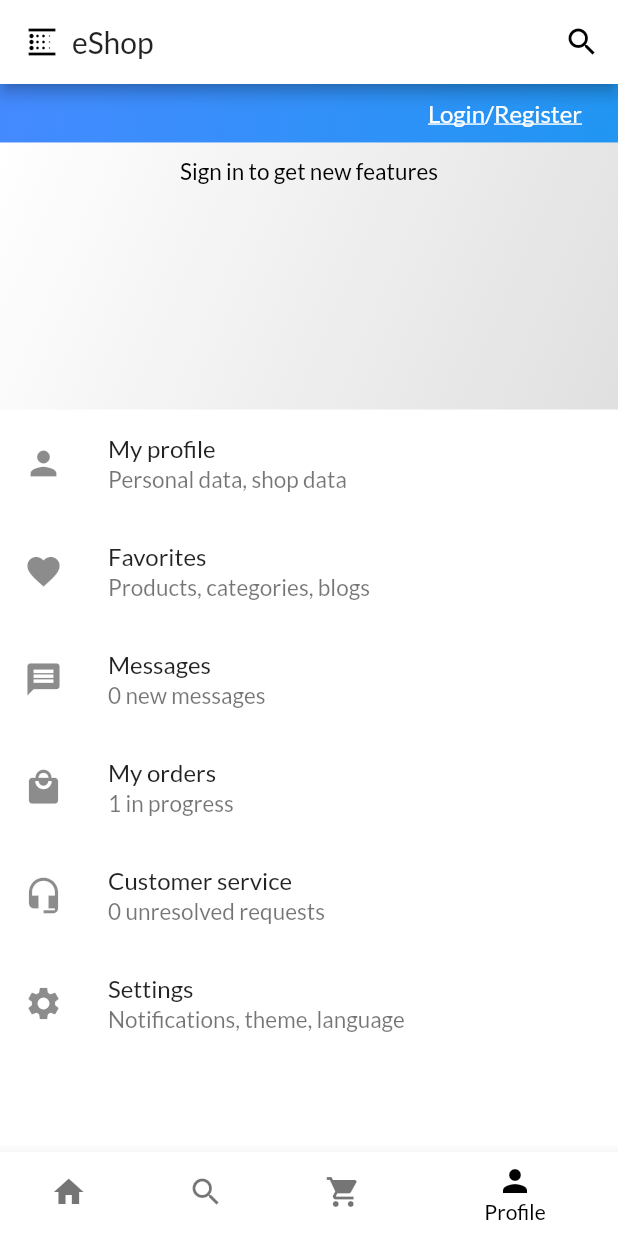
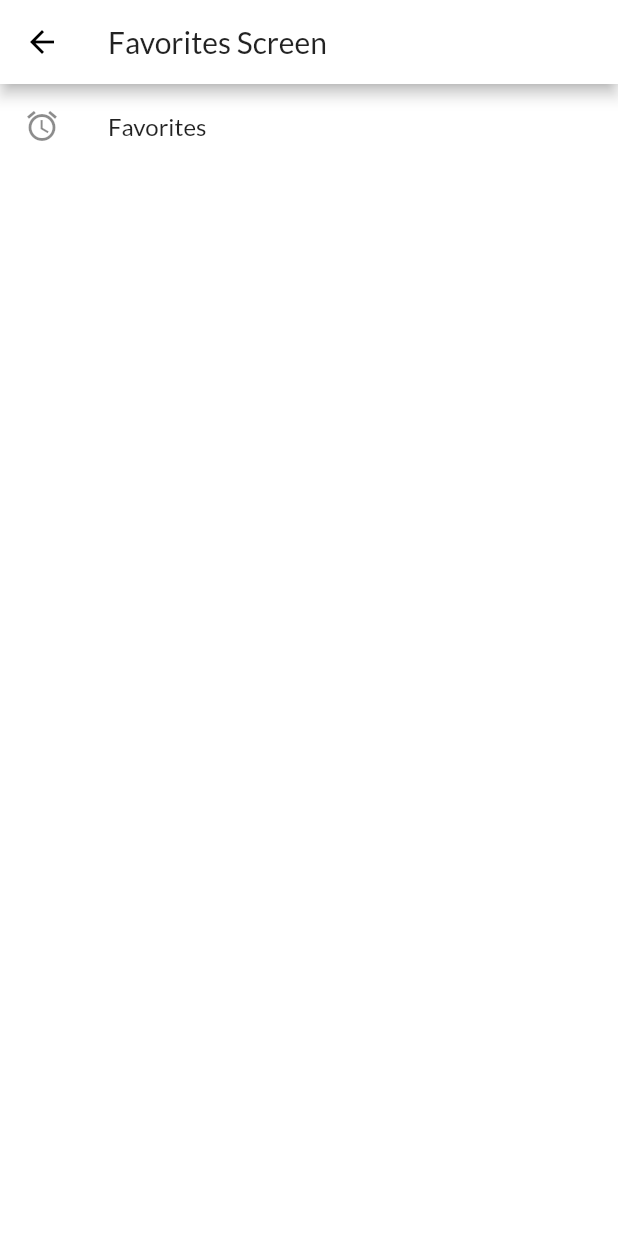
Before and after one commit to ilyakozlovdev/eShop, a Flutter app: the screen it shows after launch, item 4 of the bottom bar chosen, after a tap on "Favorites", on a phone screen of 412 x 824 dp. Run offline on Flutter 3.47's test engine with Material 2 defaults, Android fonts, the phone set to English and light mode, and no system bars; our stand-ins replace carousel_slider; network calls fail.

Commit message:
feat: added new screens + registered new routes

```diff
--- a/lib/config/routes.dart
+++ b/lib/config/routes.dart
@@ -1,5 +1,15 @@
 class AppRoutes {
+  // main layout
   static const home = '/';
+
+  // profile menu
+  static const profileScreen = '/profile';
+  static const favoritesScreen = '/favorites';
+  static const messagesScreen = '/messages';
+  static const ordersScreen = '/orders';
+  static const customerServiceScreen = '/customer-service';
+  static const settingsScreen = '/settings';
+
+  // routes
   static const productDetails = '/product-details';
-  static const ordersScreen = '/orders';
 }
--- a/lib/layouts/main_layout.dart
+++ b/lib/layouts/main_layout.dart
@@ -20,7 +20,7 @@ class _MainLayoutState extends State<MainLayout> {
     ProducrsOverviewScreen(),
     SearchScreen(),
     CartScreen(),
-    ProfileScreen()
+    ProfileMenuScreen()
   ];
 
   void _onItemTapped(int index) {
--- a/lib/main.dart
+++ b/lib/main.dart
@@ -1,13 +1,18 @@
 import 'package:flutter/services.dart';
 import 'package:provider/provider.dart';
 import 'package:flutter/material.dart';
-import 'layouts/main_layout.dart';
-import 'screens/product_details_screen.dart';
+import './config/routes.dart';
 import './providers/products_provider.dart';
 import './providers/cart_provider.dart';
 import './providers/orders_provider.dart';
-import 'screens/profile_menu/orders_screen.dart';
-import './config/routes.dart';
+import './layouts/main_layout.dart';
+import './screens/product_details_screen.dart';
+import './screens/profile_menu/profile_screen.dart';
+import './screens/profile_menu/favorites_screen.dart';
+import './screens/profile_menu/messages_screen.dart';
+import './screens/profile_menu/orders_screen.dart';
+import './screens/profile_menu/cutomer_service_screen.dart';
+import './screens/profile_menu/settings_screen.dart';
 
 void main() {
   runApp(EShopApp());
@@ -59,7 +64,12 @@ class EShopApp extends StatelessWidget {
         home: HomePage(),
         routes: {
           AppRoutes.productDetails: (ctx) => ProductDetailsScreen(),
+          AppRoutes.profileScreen: (ctx) => ProfileScreen(),
+          AppRoutes.favoritesScreen: (ctx) => FavoritesScreen(),
+          AppRoutes.messagesScreen: (ctx) => MessagesScreen(),
           AppRoutes.ordersScreen: (ctx) => OrdersScreen(),
+          AppRoutes.customerServiceScreen: (ctx) => CustomerService(),
+          AppRoutes.settingsScreen: (ctx) => SettingsScreen()
         },
       ),
     );
--- a/lib/screens/profile_menu/favorites_screen.dart
+++ b/lib/screens/profile_menu/favorites_screen.dart
@@ -0,0 +1,23 @@
+import 'package:flutter/material.dart';
+
+class FavoritesScreen extends StatelessWidget {
+  const FavoritesScreen({Key key}) : super(key: key);
+
+  @override
+  Widget build(BuildContext context) {
+    return Scaffold(
+      appBar: AppBar(
+        title: Text('Favorites Screen'),
+      ),
+      body: LayoutBuilder(
+        builder: (context, constraints) => ListView.builder(
+          itemBuilder: (context, index) => ListTile(
+            leading: Icon(Icons.access_alarm),
+            title: Text('Favorites'),
+          ),
+          itemCount: 1,
+        ),
+      ),
+    );
+  }
+}
--- a/lib/screens/profile_menu/profile_menu_screen.dart
+++ b/lib/screens/profile_menu/profile_menu_screen.dart
@@ -1,6 +1,7 @@
 import 'package:flutter/material.dart';
+import '../../config/routes.dart';
 
-class ProfileScreen extends StatelessWidget {
+class ProfileMenuScreen extends StatelessWidget {
   final linkStyle = TextStyle(
       color: Colors.white, fontSize: 16, decoration: TextDecoration.underline);
 
@@ -74,7 +75,8 @@ class ProfileScreen extends StatelessWidget {
                   ),
                   title: Text('My profile'),
                   subtitle: Text('Personal data, shop data'),
-                  onTap: () => null,
+                  onTap: () =>
+                      Navigator.of(context).pushNamed(AppRoutes.profileScreen),
                 ),
                 ListTile(
                   leading: Container(
@@ -87,7 +89,8 @@ class ProfileScreen extends StatelessWidget {
                       )),
                   title: Text('Favorites'),
                   subtitle: Text('Products, categories, blogs'),
-                  onTap: () => null,
+                  onTap: () => Navigator.of(context)
+                      .pushNamed(AppRoutes.favoritesScreen),
                 ),
                 ListTile(
                   leading: Container(
@@ -100,7 +103,8 @@ class ProfileScreen extends StatelessWidget {
                       )),
                   title: Text('Messages'),
                   subtitle: Text('0 new messages'),
-                  onTap: () => null,
+                  onTap: () =>
+                      Navigator.of(context).pushNamed(AppRoutes.messagesScreen),
                 ),
                 ListTile(
                   leading: Container(
@@ -113,7 +117,8 @@ class ProfileScreen extends StatelessWidget {
                       )),
                   title: Text('My orders'),
                   subtitle: Text('1 in progress'),
-                  onTap: () => Navigator.of(context).pushNamed('/orders'),
+                  onTap: () =>
+                      Navigator.of(context).pushNamed(AppRoutes.ordersScreen),
                 ),
                 ListTile(
                   leading: Container(
@@ -126,7 +131,8 @@ class ProfileScreen extends StatelessWidget {
                       )),
                   title: Text('Customer service'),
                   subtitle: Text('0 unresolved requests'),
-                  onTap: () => null,
+                  onTap: () => Navigator.of(context)
+                      .pushNamed(AppRoutes.customerServiceScreen),
                 ),
                 ListTile(
                   leading: Container(
@@ -139,7 +145,8 @@ class ProfileScreen extends StatelessWidget {
                       )),
                   title: Text('Settings'),
                   subtitle: Text('Notifications, theme, language'),
-                  onTap: () => null,
+                  onTap: () =>
+                      Navigator.of(context).pushNamed(AppRoutes.settingsScreen),
                 ),
               ],
             ),
```
Also changed, not shown: lib/screens/profile_menu/cutomer_service_screen.dart (+23 -0 lines), lib/screens/profile_menu/messages_screen.dart (+23 -0 lines), lib/screens/profile_menu/profile_screen.dart (+23 -0 lines), lib/screens/profile_menu/settings_screen.dart (+23 -0 lines), 1 other file.
